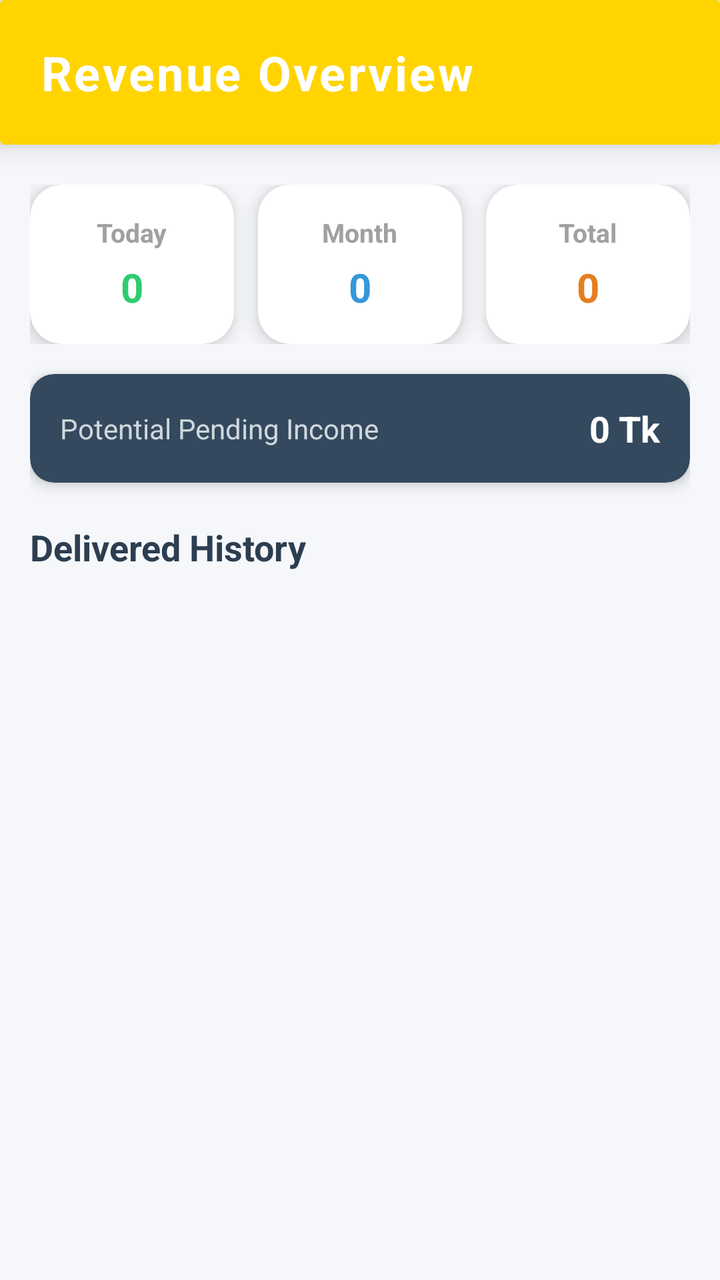
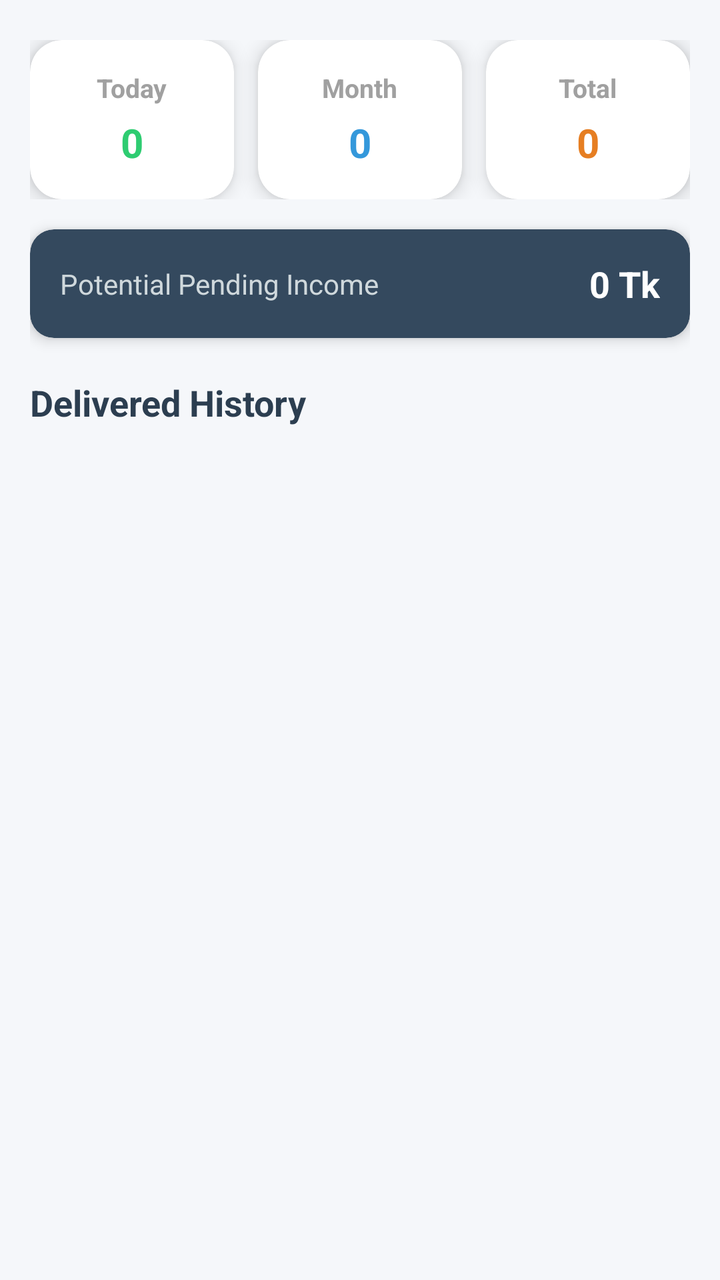

Two renders of the same Android screen: before a commit and after it. Below are the layout's source before the change and the commit's diff.
<!-- AndroidManifest.xml: application theme Theme.LaundryApp -->
<!-- res/layout/activity_revenue.xml -->
<?xml version="1.0" encoding="utf-8"?>
<LinearLayout xmlns:android="http://schemas.android.com/apk/res/android"
    xmlns:app="http://schemas.android.com/apk/res-auto"
    android:layout_width="match_parent"
    android:layout_height="match_parent"
    android:orientation="vertical"
    android:background="#F5F7FA"> <androidx.cardview.widget.CardView
    android:layout_width="match_parent"
    android:layout_height="wrap_content"
    app:cardElevation="8dp"
    app:cardBackgroundColor="#FFD400"
    android:layout_marginBottom="5dp">

    <LinearLayout
        android:layout_width="match_parent"
        android:layout_height="wrap_content"
        android:padding="20dp"
        android:gravity="center_vertical">

        <TextView
            android:layout_width="wrap_content"
            android:layout_height="wrap_content"
            android:text="Revenue Overview"
            android:textColor="#FFFFFF"
            android:textSize="24sp"
            android:textStyle="bold"
            android:letterSpacing="0.05"/>
    </LinearLayout>
</androidx.cardview.widget.CardView>

    <ScrollView
        android:layout_width="match_parent"
        android:layout_height="match_parent">

        <LinearLayout
            android:layout_width="match_parent"
            android:layout_height="wrap_content"
            android:orientation="vertical"
            android:padding="15dp">

            <LinearLayout
                android:layout_width="match_parent"
                android:layout_height="wrap_content"
                android:orientation="horizontal"
                android:baselineAligned="false"
                android:weightSum="3"
                android:layout_marginBottom="15dp">

                <androidx.cardview.widget.CardView
                    android:layout_width="0dp"
                    android:layout_height="wrap_content"
                    android:layout_weight="1"
                    android:layout_marginEnd="8dp"
                    app:cardElevation="6dp"
                    app:cardCornerRadius="16dp"
                    app:cardBackgroundColor="#FFFFFF">
                    <LinearLayout
                        android:layout_width="match_parent"
                        android:layout_height="wrap_content"
                        android:orientation="vertical"
                        android:gravity="center"
                        android:padding="15dp">
                        <TextView
                            android:layout_width="wrap_content"
                            android:layout_height="wrap_content"
                            android:text="Today"
                            android:textSize="13sp"
                            android:textColor="#A0A0A0"
                            android:textStyle="bold"/>
                        <TextView
                            android:id="@+id/tvTodayRevenue"
                            android:layout_width="wrap_content"
                            android:layout_height="wrap_content"
                            android:text="0"
                            android:textSize="20sp"
                            android:textStyle="bold"
                            android:textColor="#2ECC71"
                            android:layout_marginTop="5dp"/>
                    </LinearLayout>
                </androidx.cardview.widget.CardView>

                <androidx.cardview.widget.CardView
                    android:layout_width="0dp"
                    android:layout_height="wrap_content"
                    android:layout_weight="1"
                    android:layout_marginHorizontal="4dp"
                    app:cardElevation="6dp"
                    app:cardCornerRadius="16dp"
                    app:cardBackgroundColor="#FFFFFF">
                    <LinearLayout
                        android:layout_width="match_parent"
                        android:layout_height="wrap_content"
                        android:orientation="vertical"
                        android:gravity="center"
                        android:padding="15dp">
                        <TextView
                            android:layout_width="wrap_content"
                            android:layout_height="wrap_content"
                            android:text="Month"
                            android:textSize="13sp"
                            android:textColor="#A0A0A0"
                            android:textStyle="bold"/>
                        <TextView
                            android:id="@+id/tvMonthRevenue"
                            android:layout_width="wrap_content"
                            android:layout_height="wrap_content"
                            android:text="0"
                            android:textSize="20sp"
                            android:textStyle="bold"
                            android:textColor="#3498DB"
                            android:layout_marginTop="5dp"/>
                    </LinearLayout>
                </androidx.cardview.widget.CardView>

                <androidx.cardview.widget.CardView
                    android:layout_width="0dp"
                    android:layout_height="wrap_content"
                    android:layout_weight="1"
                    android:layout_marginStart="8dp"
                    app:cardElevation="6dp"
                    app:cardCornerRadius="16dp"
                    app:cardBackgroundColor="#FFFFFF">
                    <LinearLayout
                        android:layout_width="match_parent"
                        android:layout_height="wrap_content"
                        android:orientation="vertical"
                        android:gravity="center"
                        android:padding="15dp">
                        <TextView
                            android:layout_width="wrap_content"
                            android:layout_height="wrap_content"
                            android:text="Total"
                            android:textSize="13sp"
                            android:textColor="#A0A0A0"
                            android:textStyle="bold"/>
                        <TextView
                            android:id="@+id/tvTotalRevenue"
                            android:layout_width="wrap_content"
                            android:layout_height="wrap_content"
                            android:text="0"
                            android:textSize="20sp"
                            android:textStyle="bold"
                            android:textColor="#E67E22"
                            android:layout_marginTop="5dp"/>
                    </LinearLayout>
                </androidx.cardview.widget.CardView>
            </LinearLayout>

            <androidx.cardview.widget.CardView
                android:layout_width="match_parent"
                android:layout_height="wrap_content"
                android:layout_marginBottom="20dp"
                app:cardElevation="4dp"
                app:cardCornerRadius="12dp"
                app:cardBackgroundColor="#34495E"> <LinearLayout
                android:layout_width="match_parent"
                android:layout_height="wrap_content"
                android:orientation="horizontal"
                android:padding="15dp"
                android:gravity="center_vertical">

                <TextView
                    android:layout_width="0dp"
                    android:layout_height="wrap_content"
                    android:layout_weight="1"
                    android:text="Potential Pending Income"
                    android:textColor="#CFD8DC"
                    android:textSize="14sp"/>

                <TextView
                    android:id="@+id/tvPendingRevenue"
                    android:layout_width="wrap_content"
                    android:layout_height="wrap_content"
                    android:text="0 Tk"
                    android:textColor="#FFFFFF"
                    android:textSize="18sp"
                    android:textStyle="bold"/>
            </LinearLayout>
            </androidx.cardview.widget.CardView>

            <TextView
                android:layout_width="wrap_content"
                android:layout_height="wrap_content"
                android:text="Delivered History"
                android:textSize="18sp"
                android:textStyle="bold"
                android:textColor="#2C3E50"
                android:layout_marginBottom="10dp"/>

            <androidx.recyclerview.widget.RecyclerView
                android:id="@+id/recyclerRevenue"
                android:layout_width="match_parent"
                android:layout_height="wrap_content"
                android:nestedScrollingEnabled="false"/>

        </LinearLayout>
    </ScrollView>
</LinearLayout>
<!-- resources referenced by this layout -->
<resources>
  <style name="Theme.LaundryApp" parent="Base.Theme.LaundryApp" />
  <style name="Base.Theme.LaundryApp" parent="Theme.Material3.DayNight.NoActionBar">
          
          
      </style>
</resources>

<!-- the commit's change to res/layout/activity_revenue.xml (unified diff, before → after) -->
@@ -4,29 +4,14 @@
     android:layout_width="match_parent"
     android:layout_height="match_parent"
     android:orientation="vertical"
-    android:background="#F5F7FA"> <androidx.cardview.widget.CardView
-    android:layout_width="match_parent"
-    android:layout_height="wrap_content"
-    app:cardElevation="8dp"
-    app:cardBackgroundColor="#FFD400"
-    android:layout_marginBottom="5dp">
+    android:background="#F5F7FA">
 
-    <LinearLayout
+    <androidx.cardview.widget.CardView
         android:layout_width="match_parent"
         android:layout_height="wrap_content"
-        android:padding="20dp"
-        android:gravity="center_vertical">
-
-        <TextView
-            android:layout_width="wrap_content"
-            android:layout_height="wrap_content"
-            android:text="Revenue Overview"
-            android:textColor="#FFFFFF"
-            android:textSize="24sp"
-            android:textStyle="bold"
-            android:letterSpacing="0.05"/>
-    </LinearLayout>
-</androidx.cardview.widget.CardView>
+        android:layout_marginBottom="5dp"
+        app:cardBackgroundColor="#7A6D4A"
+        app:cardElevation="8dp"/>
 
     <ScrollView
         android:layout_width="match_parent"
